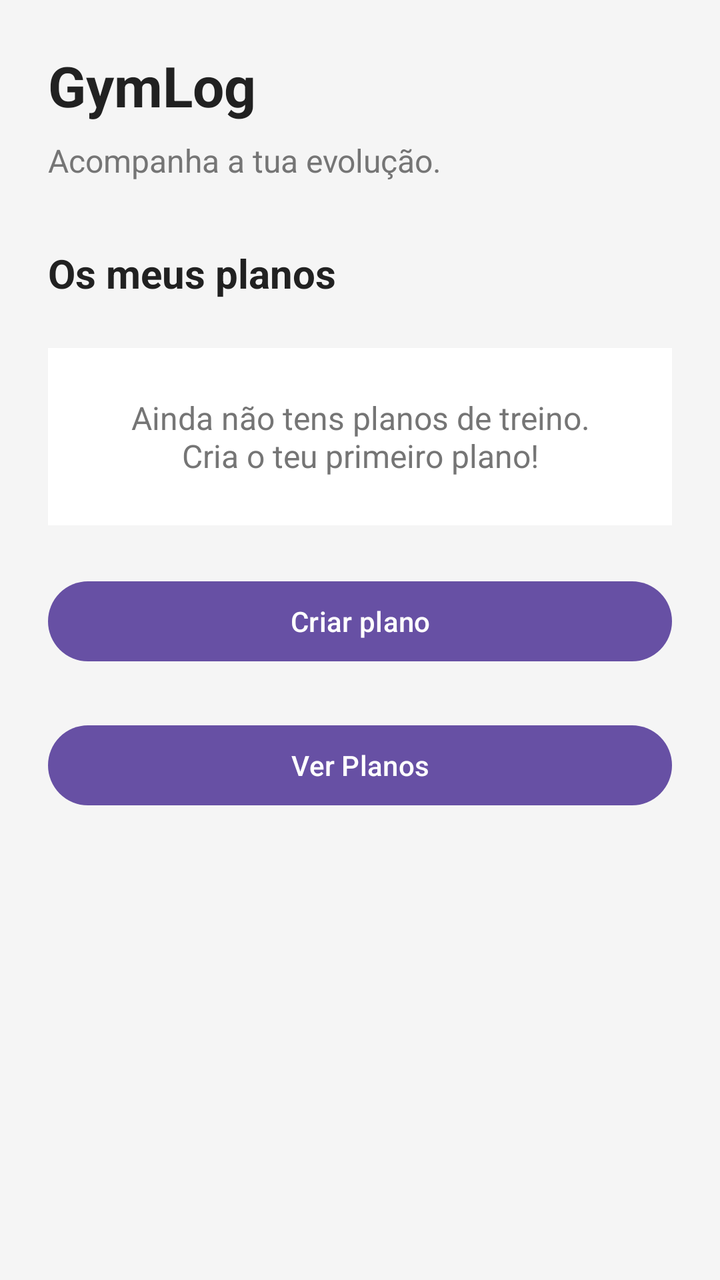
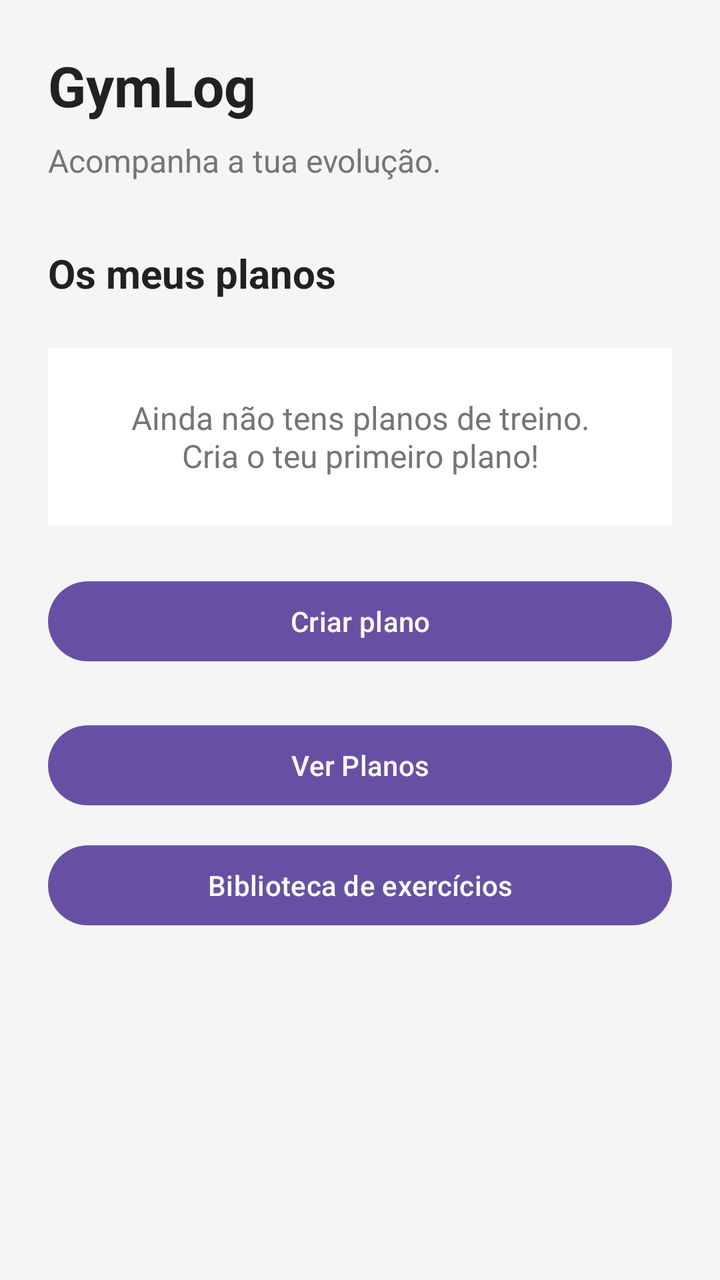

Compare the two renders of this Android layout. The source of the first and the diff that turns it into the second are given below.
<!-- AndroidManifest.xml: application theme Theme.GymTracker -->
<!-- res/layout/activity_main.xml -->
<?xml version="1.0" encoding="utf-8"?>
<LinearLayout xmlns:android="http://schemas.android.com/apk/res/android"
    android:layout_width="match_parent"
    android:layout_height="match_parent"
    android:orientation="vertical"
    android:padding="24dp"
    android:background="#F5F5F5">

    <LinearLayout
        android:id="@+id/llPlansContainer"
        android:layout_width="match_parent"
        android:layout_height="wrap_content"
        android:orientation="vertical" />

    
    <TextView
        android:layout_width="match_parent"
        android:layout_height="wrap_content"
        android:text="GymLog"
        android:textSize="28sp"
        android:textStyle="bold"
        android:textColor="#212121" />

    <TextView
        android:layout_width="match_parent"
        android:layout_height="wrap_content"
        android:layout_marginTop="8dp"
        android:text="Acompanha a tua evolução."
        android:textSize="16sp"
        android:textColor="#757575" />

    
    <TextView
        android:layout_width="match_parent"
        android:layout_height="wrap_content"
        android:layout_marginTop="32dp"
        android:text="Os meus planos"
        android:textSize="20sp"
        android:textStyle="bold"
        android:textColor="#212121" />

    
    <TextView
        android:id="@+id/tvEmptyPlans"
        android:layout_width="match_parent"
        android:layout_height="wrap_content"
        android:layout_marginTop="24dp"
        android:gravity="center"
        android:padding="24dp"
        android:text="Ainda não tens planos de treino.\nCria o teu primeiro plano!"
        android:textSize="16sp"
        android:textColor="#757575"
        android:background="#FFFFFF" />

    
    <Button
        android:id="@+id/btnCreatePlan"
        android:layout_width="match_parent"
        android:layout_height="wrap_content"
        android:layout_marginTop="24dp"
        android:text="Criar plano" />

    <Button
        android:id="@+id/btnSeePlans"
        android:layout_width="match_parent"
        android:layout_height="wrap_content"
        android:layout_marginTop="24dp"
        android:text="Ver Planos" />

</LinearLayout>
<!-- resources referenced by this layout -->
<resources>
  <style name="Theme.GymTracker" parent="Base.Theme.GymTracker" />
  <style name="Base.Theme.GymTracker" parent="Theme.Material3.DayNight.NoActionBar">
          
          
      </style>
</resources>

<!-- the commit's change to res/layout/activity_main.xml (unified diff, before → after) -->
@@ -67,4 +67,11 @@
         android:layout_marginTop="24dp"
         android:text="Ver Planos" />
 
+    <Button
+        android:id="@+id/btnExerciseLibrary"
+        android:layout_width="match_parent"
+        android:layout_height="wrap_content"
+        android:layout_marginTop="12dp"
+        android:text="Biblioteca de exercícios" />
+
 </LinearLayout>
